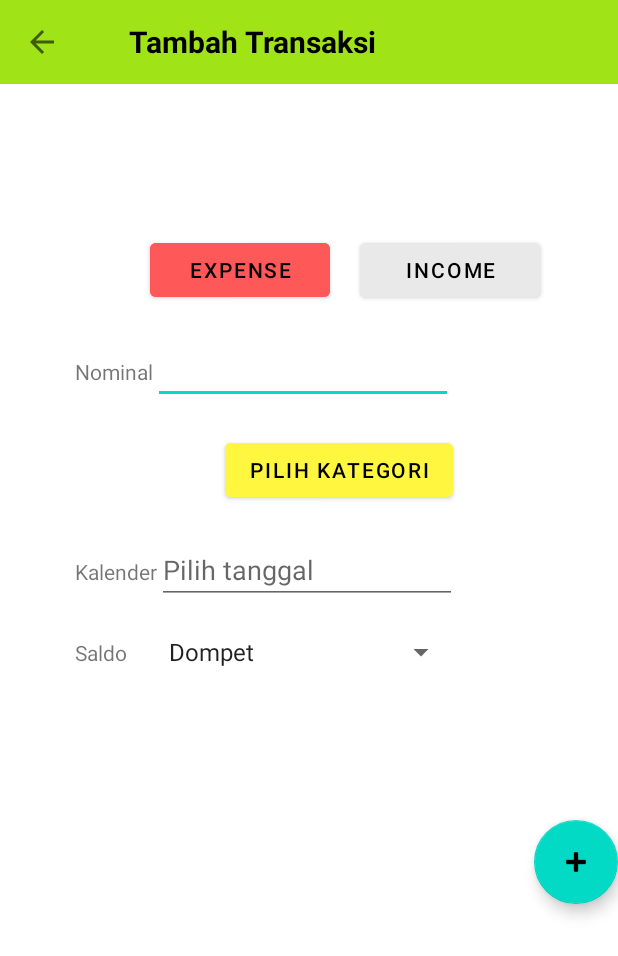
After one commit to adityafadhilh/UAS-Mobile-App, an Android app: the AddTransaction screen opened directly, with no data from a screen before it, on a phone screen of 412 x 824 dp. The commit adds this screen. Shown: the top 956 px of the screen. Run offline under Robolectric (Android 15) with nearby library versions, the phone set to English and light mode, and no system bars.

Commit message:
Halaman tambah transaksi (belum selesai)

```diff
--- a/app/src/main/AndroidManifest.xml
+++ b/app/src/main/AndroidManifest.xml
@@ -13,10 +13,13 @@
         android:theme="@style/Theme.UAS_MobileApp"
         tools:targetApi="31">
         <activity
+            android:name="id.ac.umn.uas_mobileapp.AddTransaction"
+            android:exported="true" />
+        <activity
             android:name=".Register"
             android:exported="false" />
         <activity
-            android:name="id.ac.umn.uas_mobileapp.MainActivity"
+            android:name=".MainActivity"
             android:exported="true" />
         <activity
             android:name=".Login"
--- /dev/null
+++ b/app/src/main/java/id/ac/umn/uas_mobileapp/AddTransaction.java
@@ -0,0 +1,32 @@
+package id.ac.umn.uas_mobileapp;
+
+import androidx.appcompat.app.AppCompatActivity;
+
+import android.os.Bundle;
+import android.view.WindowManager;
+import android.widget.ArrayAdapter;
+import android.widget.EditText;
+import android.widget.Spinner;
+
+public class AddTransaction extends AppCompatActivity {
+    EditText inputNominal, date;
+    Spinner saldoSpinner;
+
+    @Override
+    protected void onCreate(Bundle savedInstanceState) {
+        super.onCreate(savedInstanceState);
+        setContentView(R.layout.activity_add_transaction);
+
+        this.getWindow().setFlags(WindowManager.LayoutParams.FLAG_FULLSCREEN, WindowManager.LayoutParams.FLAG_FULLSCREEN);
+        getSupportActionBar().hide();
+
+        inputNominal = findViewById(R.id.nominal);
+        date = findViewById(R.id.date);
+
+        saldoSpinner = findViewById(R.id.saldo);
+        ArrayAdapter<CharSequence> adapter = ArrayAdapter.createFromResource(this, R.array.saldo, android.R.layout.simple_spinner_item);
+        saldoSpinner.setAdapter(adapter);
+
+
+    }
+}
--- /dev/null
+++ b/app/src/main/res/layout/activity_add_transaction.xml
@@ -0,0 +1,119 @@
+<?xml version="1.0" encoding="utf-8"?>
+<LinearLayout xmlns:android="http://schemas.android.com/apk/res/android"
+    xmlns:app="http://schemas.android.com/apk/res-auto"
+    xmlns:tools="http://schemas.android.com/tools"
+    android:layout_width="match_parent"
+    android:layout_height="match_parent"
+    android:orientation="vertical"
+    tools:context=".AddTransaction">
+
+    <Toolbar
+        android:layout_width="match_parent"
+        android:layout_height="wrap_content"
+        android:background="@color/green"
+        android:navigationIcon="?attr/homeAsUpIndicator">
+
+        <TextView
+            android:layout_width="wrap_content"
+            android:layout_height="wrap_content"
+            android:layout_marginLeft="30dp"
+            android:text="Tambah Transaksi"
+            android:textColor="@color/black"
+            android:textSize="20sp"
+            android:textStyle="bold" />
+    </Toolbar>
+
+    <LinearLayout
+        android:layout_width="match_parent"
+        android:layout_height="wrap_content"
+        android:layout_marginTop="100dp">
+        <Button
+            android:layout_width="120dp"
+            android:layout_height="wrap_content"
+            android:text="Expense"
+            android:layout_marginRight="20dp"
+            android:layout_marginLeft="100dp"
+            android:backgroundTint="@color/red"
+            android:textColor="@color/black"/>
+        <Button
+            android:layout_width="120dp"
+            android:layout_height="wrap_content"
+            android:text="Income"
+            android:textColor="@color/black"
+            android:backgroundTint="@color/grey"/>
+    </LinearLayout>
+    <LinearLayout
+        android:layout_width="match_parent"
+        android:layout_height="wrap_content"
+        android:layout_marginLeft="50dp"
+        android:layout_marginTop="20dp"
+        android:orientation="horizontal">
+        <TextView
+            android:layout_width="wrap_content"
+            android:layout_height="wrap_content"
+            android:text="Nominal"/>
+        <EditText
+            android:id="@+id/nominal"
+            android:layout_width="200dp"
+            android:layout_height="wrap_content"
+            android:inputType="number"/>
+    </LinearLayout>
+    <LinearLayout
+        android:layout_width="match_parent"
+        android:layout_height="wrap_content"
+        android:layout_marginLeft="50dp"
+        android:layout_marginTop="20dp"
+        android:orientation="horizontal">
+        <Button
+            android:layout_width="wrap_content"
+            android:layout_height="wrap_content"
+            android:layout_marginLeft="100dp"
+            android:text="Pilih kategori"
+            android:backgroundTint="@color/yellow"
+            android:textColor="@color/black"/>
+    </LinearLayout>
+    <LinearLayout
+        android:layout_width="match_parent"
+        android:layout_height="wrap_content"
+        android:layout_marginLeft="50dp"
+        android:layout_marginTop="20dp"
+        android:orientation="horizontal">
+        <TextView
+            android:layout_width="wrap_content"
+            android:layout_height="wrap_content"
+            android:text="Kalender"/>
+        <EditText
+            android:id="@+id/date"
+            android:layout_width="200dp"
+            android:layout_height="wrap_content"
+            android:inputType="date"
+            android:hint="Pilih tanggal"/>
+    </LinearLayout>
+    <LinearLayout
+        android:layout_width="match_parent"
+        android:layout_height="wrap_content"
+        android:layout_marginLeft="50dp"
+        android:layout_marginTop="20dp"
+        android:orientation="horizontal">
+        <TextView
+            android:layout_width="wrap_content"
+            android:layout_height="wrap_content"
+            android:text="Saldo" />
+        <Spinner
+            android:id="@+id/saldo"
+            android:layout_width="200dp"
+            android:layout_marginLeft="20dp"
+            android:layout_height="wrap_content"/>
+    </LinearLayout>
+
+    <com.google.android.material.floatingactionbutton.FloatingActionButton
+        android:id="@+id/floatingActionButton2"
+        android:layout_width="match_parent"
+        android:layout_height="wrap_content"
+        android:layout_marginTop="100dp"
+        android:layout_gravity="right"
+        android:clickable="true"
+        app:srcCompat="@android:drawable/ic_input_add" />
+
+
+</LinearLayout>
--- a/app/src/main/res/values/colors.xml
+++ b/app/src/main/res/values/colors.xml
@@ -12,4 +12,6 @@
     <color name="cyan">#4AE2C7</color>
     <color name="crimson">#DC143C</color>
     <color name="red">#FF5858</color>
+    <color name="yellow">#FFF73F</color>
+    <color name="grey">#E9E9E9</color>
 </resources>
--- a/app/src/main/res/values/strings.xml
+++ b/app/src/main/res/values/strings.xml
@@ -4,6 +4,9 @@
     <string name="table_layout_4_open_shortcut">tabel_lay_4</string>
     <string name="table_layout_4_save">tabel_lay_4</string>
     <string name="table_layout_4_save_shortcut">tabel_lay_4</string>
-
+    <string-array name="saldo">
+        <item>Dompet</item>
+        <item>Digital</item>
+    </string-array>
 
 </resources>
```
Also changed, not shown: 56 other files.
